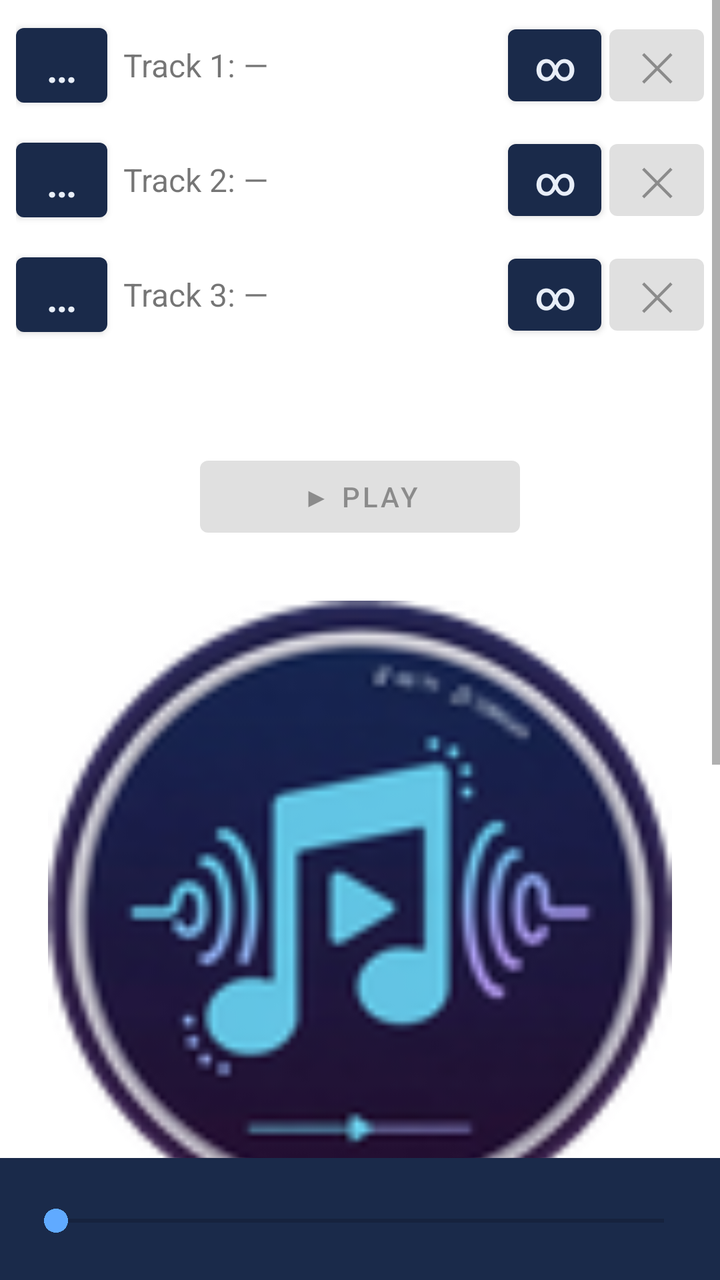
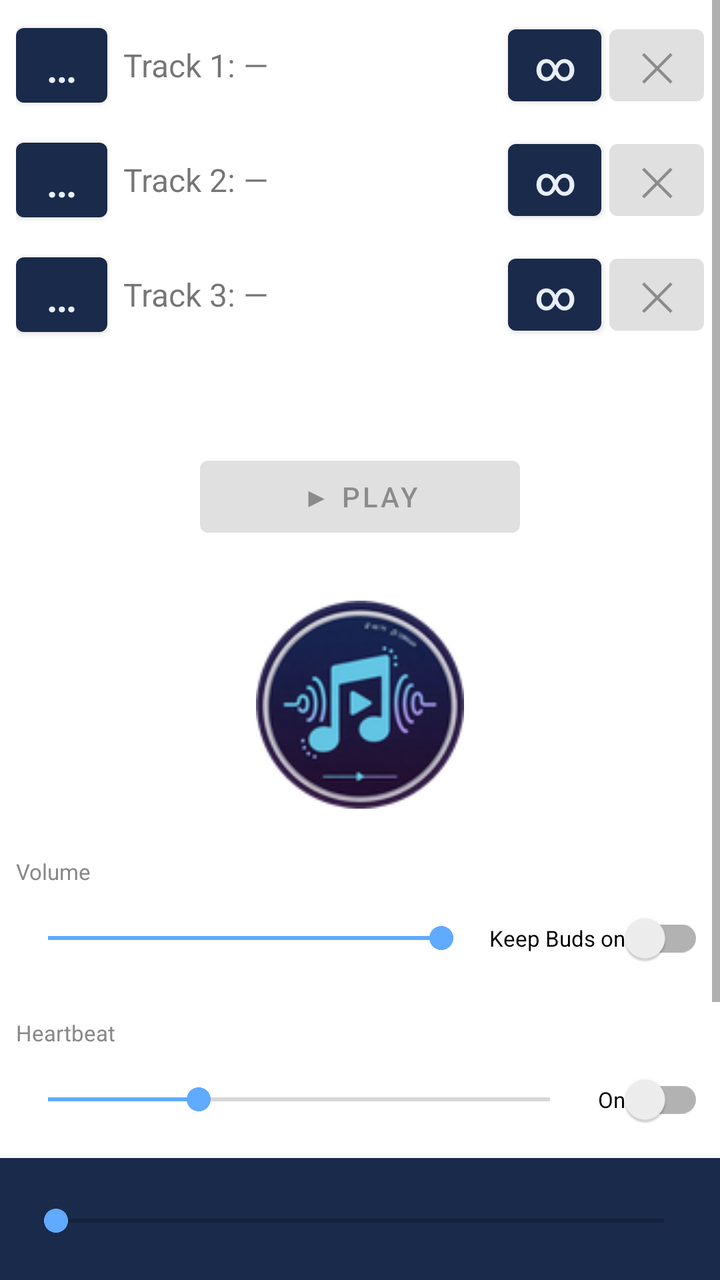

An Android layout rendered at two revisions. The XML below is the earlier revision; the diff shows what the commit changed to produce the second picture.
<!-- AndroidManifest.xml: application theme Theme.AvrcpPlayer -->
<!-- res/layout/activity_main.xml -->
<?xml version="1.0" encoding="utf-8"?>
<RelativeLayout xmlns:android="http://schemas.android.com/apk/res/android"
    android:layout_width="match_parent"
    android:layout_height="match_parent">

    <ScrollView
        android:layout_width="match_parent"
        android:layout_height="match_parent"
        android:layout_above="@id/statusBar"
        android:fillViewport="true">

        <LinearLayout
            android:layout_width="match_parent"
            android:layout_height="match_parent"
            android:orientation="vertical"
            android:padding="8dp">

            
            <LinearLayout
                android:layout_width="match_parent"
                android:layout_height="wrap_content"
                android:orientation="horizontal"
                android:gravity="center_vertical"
                android:layout_marginBottom="8dp">

                <Button
                    android:id="@+id/btnAddTrack0"
                    android:layout_width="wrap_content"
                    android:layout_height="wrap_content"
                    android:text="…"
                    android:textSize="22sp"
                    android:minWidth="0dp"
                    android:paddingHorizontal="14dp"
                    android:layout_marginEnd="8dp" />

                <TextView
                    android:id="@+id/tvTrack0"
                    android:layout_width="0dp"
                    android:layout_height="wrap_content"
                    android:layout_weight="1"
                    android:text="Track 1: —"
                    android:textSize="16sp" />

                <Button
                    android:id="@+id/btnRepeat0"
                    android:layout_width="wrap_content"
                    android:layout_height="wrap_content"
                    android:text="∞"
                    android:textSize="20sp"
                    android:minWidth="0dp"
                    android:paddingHorizontal="12dp"
                    android:layout_marginEnd="4dp" />

                <Button
                    android:id="@+id/btnRemoveTrack0"
                    android:layout_width="wrap_content"
                    android:layout_height="wrap_content"
                    android:text="@string/btn_remove"
                    android:textSize="20sp"
                    android:minWidth="0dp"
                    android:paddingHorizontal="14dp"
                    android:enabled="false" />
            </LinearLayout>

            
            <LinearLayout
                android:layout_width="match_parent"
                android:layout_height="wrap_content"
                android:orientation="horizontal"
                android:gravity="center_vertical"
                android:layout_marginBottom="8dp">

                <Button
                    android:id="@+id/btnAddTrack1"
                    android:layout_width="wrap_content"
                    android:layout_height="wrap_content"
                    android:text="…"
                    android:textSize="22sp"
                    android:minWidth="0dp"
                    android:paddingHorizontal="14dp"
                    android:layout_marginEnd="8dp" />

                <TextView
                    android:id="@+id/tvTrack1"
                    android:layout_width="0dp"
                    android:layout_height="wrap_content"
                    android:layout_weight="1"
                    android:text="Track 2: —"
                    android:textSize="16sp" />

                <Button
                    android:id="@+id/btnRepeat1"
                    android:layout_width="wrap_content"
                    android:layout_height="wrap_content"
                    android:text="∞"
                    android:textSize="20sp"
                    android:minWidth="0dp"
                    android:paddingHorizontal="12dp"
                    android:layout_marginEnd="4dp" />

                <Button
                    android:id="@+id/btnRemoveTrack1"
                    android:layout_width="wrap_content"
                    android:layout_height="wrap_content"
                    android:text="@string/btn_remove"
                    android:textSize="20sp"
                    android:minWidth="0dp"
                    android:paddingHorizontal="14dp"
                    android:enabled="false" />
            </LinearLayout>

            
            <LinearLayout
                android:layout_width="match_parent"
                android:layout_height="wrap_content"
                android:orientation="horizontal"
                android:gravity="center_vertical"
                android:layout_marginBottom="8dp">

                <Button
                    android:id="@+id/btnAddTrack2"
                    android:layout_width="wrap_content"
                    android:layout_height="wrap_content"
                    android:text="…"
                    android:textSize="22sp"
                    android:minWidth="0dp"
                    android:paddingHorizontal="14dp"
                    android:layout_marginEnd="8dp" />

                <TextView
                    android:id="@+id/tvTrack2"
                    android:layout_width="0dp"
                    android:layout_height="wrap_content"
                    android:layout_weight="1"
                    android:text="Track 3: —"
                    android:textSize="16sp" />

                <Button
                    android:id="@+id/btnRepeat2"
                    android:layout_width="wrap_content"
                    android:layout_height="wrap_content"
                    android:text="∞"
                    android:textSize="20sp"
                    android:minWidth="0dp"
                    android:paddingHorizontal="12dp"
                    android:layout_marginEnd="4dp" />

                <Button
                    android:id="@+id/btnRemoveTrack2"
                    android:layout_width="wrap_content"
                    android:layout_height="wrap_content"
                    android:text="@string/btn_remove"
                    android:textSize="20sp"
                    android:minWidth="0dp"
                    android:paddingHorizontal="14dp"
                    android:enabled="false" />
            </LinearLayout>

            
            <TextView
                android:id="@+id/tvSlot"
                android:layout_width="match_parent"
                android:layout_height="wrap_content"
                android:text=""
                android:textSize="11sp"
                android:textColor="#888888"
                android:gravity="center" />

            <TextView
                android:id="@+id/tvNowPlaying"
                android:layout_width="match_parent"
                android:layout_height="wrap_content"
                android:text="@string/now_playing_none"
                android:textSize="16sp"
                android:gravity="center"
                android:layout_marginBottom="8dp" />

            <Button
                android:id="@+id/btnPlayPause"
                android:layout_width="160dp"
                android:layout_height="wrap_content"
                android:text="@string/btn_play"
                android:enabled="false"
                android:layout_gravity="center_horizontal"
                android:layout_marginBottom="12dp" />

            <ImageView
                android:id="@+id/imgLogo"
                android:layout_width="match_parent"
                android:layout_height="0dp"
                android:layout_weight="1"
                android:src="@mipmap/ic_launcher"
                android:scaleType="fitCenter"
                android:adjustViewBounds="true"
                android:padding="16dp"
                android:contentDescription="@string/app_name" />

            
            <TextView
                android:layout_width="match_parent"
                android:layout_height="wrap_content"
                android:text="@string/volume_label"
                android:textSize="11sp"
                android:textColor="#888888"
                android:layout_marginTop="8dp"
                android:layout_marginBottom="2dp" />

            <LinearLayout
                android:layout_width="match_parent"
                android:layout_height="wrap_content"
                android:orientation="horizontal"
                android:gravity="center_vertical"
                android:layout_marginBottom="8dp">

                <SeekBar
                    android:id="@+id/volumeSlider"
                    android:layout_width="0dp"
                    android:layout_height="wrap_content"
                    android:layout_weight="1"
                    android:max="100"
                    android:progress="100"
                    android:progressTint="#60aaff"
                    android:thumbTint="#60aaff" />

                <androidx.appcompat.widget.SwitchCompat
                    android:id="@+id/switchKeepAlive"
                    android:layout_width="wrap_content"
                    android:layout_height="wrap_content"
                    android:text="@string/keep_buds_on"
                    android:textSize="11sp"
                    android:layout_marginStart="8dp" />
            </LinearLayout>

            
            <TextView
                android:layout_width="match_parent"
                android:layout_height="wrap_content"
                android:text="@string/heartbeat_label"
                android:textSize="11sp"
                android:textColor="#888888"
                android:layout_marginTop="8dp"
                android:layout_marginBottom="2dp" />

            <LinearLayout
                android:layout_width="match_parent"
                android:layout_height="wrap_content"
                android:orientation="horizontal"
                android:gravity="center_vertical"
                android:layout_marginBottom="8dp">

                <SeekBar
                    android:id="@+id/sliderHeartbeat"
                    android:layout_width="0dp"
                    android:layout_height="wrap_content"
                    android:layout_weight="1"
                    android:max="100"
                    android:progress="30"
                    android:progressTint="#60aaff"
                    android:thumbTint="#60aaff" />

                <androidx.appcompat.widget.SwitchCompat
                    android:id="@+id/switchHeartbeat"
                    android:layout_width="wrap_content"
                    android:layout_height="wrap_content"
                    android:text="@string/heartbeat_on"
                    android:textSize="11sp"
                    android:layout_marginStart="8dp" />
            </LinearLayout>

            
            <TextView
                android:id="@+id/tvHeartbeatBpm"
                android:layout_width="match_parent"
                android:layout_height="wrap_content"
                android:text="40 BPM"
                android:textSize="11sp"
                android:textColor="#888888"
                android:layout_marginTop="4dp"
                android:layout_marginBottom="2dp" />

            <SeekBar
                android:id="@+id/sliderHeartbeatBpm"
                android:layout_width="match_parent"
                android:layout_height="wrap_content"
                android:max="30"
                android:progress="10"
                android:progressTint="#60aaff"
                android:thumbTint="#60aaff"
                android:layout_marginBottom="8dp" />

            
            <TextView
                android:layout_width="match_parent"
                android:layout_height="wrap_content"
                android:text="@string/settings_eq_label"
                android:textSize="11sp"
                android:textColor="#888888"
                android:layout_marginTop="8dp"
                android:layout_marginBottom="2dp" />

            <HorizontalScrollView
                android:layout_width="match_parent"
                android:layout_height="wrap_content"
                android:scrollbars="none"
                android:layout_marginBottom="8dp">

                <LinearLayout
                    android:id="@+id/eqContainer"
                    android:layout_width="wrap_content"
                    android:layout_height="wrap_content"
                    android:orientation="horizontal" />
            </HorizontalScrollView>

        </LinearLayout>
    </ScrollView>

    
    <LinearLayout
        android:id="@+id/statusBar"
        android:layout_width="match_parent"
        android:layout_height="wrap_content"
        android:layout_alignParentBottom="true"
        android:orientation="vertical"
        android:background="#1a2a4a"
        android:paddingHorizontal="12dp"
        android:paddingTop="4dp"
        android:paddingBottom="4dp">

        <TextView
            android:id="@+id/tvStatusTitle"
            android:layout_width="match_parent"
            android:layout_height="wrap_content"
            android:text="@string/now_playing_none"
            android:textColor="#ffffff"
            android:textSize="12sp"
            android:singleLine="true"
            android:ellipsize="end"
            android:layout_marginBottom="2dp" />

        <SeekBar
            android:id="@+id/seekBar"
            android:layout_width="match_parent"
            android:layout_height="wrap_content"
            android:enabled="false"
            android:progressTint="#60aaff"
            android:thumbTint="#60aaff"
            android:layout_marginBottom="2dp" />

        <LinearLayout
            android:layout_width="match_parent"
            android:layout_height="wrap_content"
            android:orientation="horizontal">

            <TextView
                android:id="@+id/tvPosition"
                android:layout_width="0dp"
                android:layout_height="wrap_content"
                android:layout_weight="1"
                android:text=""
                android:textColor="#aaccff"
                android:textSize="11sp" />

            <TextView
                android:id="@+id/tvRemaining"
                android:layout_width="0dp"
                android:layout_height="wrap_content"
                android:layout_weight="1"
                android:gravity="center"
                android:text=""
                android:textColor="#aaccff"
                android:textSize="11sp" />

            <TextView
                android:id="@+id/tvDuration"
                android:layout_width="0dp"
                android:layout_height="wrap_content"
                android:layout_weight="1"
                android:gravity="end"
                android:text=""
                android:textColor="#aaccff"
                android:textSize="11sp" />

        </LinearLayout>
    </LinearLayout>

</RelativeLayout>
<!-- resources referenced by this layout -->
<resources>
  <!-- mipmap ic_launcher: png bitmap (mipmap-hdpi, 5773 bytes) -->
  <string name="app_name">BudsPlay</string>
  <string name="btn_play">▶  Play</string>
  <string name="btn_remove">✕</string>
  <string name="heartbeat_label">Heartbeat</string>
  <string name="heartbeat_on">On</string>
  <string name="keep_buds_on">Keep Buds on</string>
  <string name="now_playing_none" />
  <string name="settings_eq_label">Equalizer</string>
  <string name="volume_label">Volume</string>
  <style name="Theme.AvrcpPlayer" parent="Theme.MaterialComponents.DayNight.DarkActionBar">
          <item name="colorPrimary">#1a2a4a</item>
          <item name="colorPrimaryVariant">#2a4a7a</item>
          <item name="colorOnPrimary">#e8eef8</item>
      </style>
</resources>

<!-- the commit's change to res/layout/activity_main.xml (unified diff, before → after) -->
@@ -11,7 +11,7 @@
 
         <LinearLayout
             android:layout_width="match_parent"
-            android:layout_height="match_parent"
+            android:layout_height="wrap_content"
             android:orientation="vertical"
             android:padding="8dp">
 
@@ -186,13 +186,14 @@
 
             <ImageView
                 android:id="@+id/imgLogo"
-                android:layout_width="match_parent"
-                android:layout_height="0dp"
-                android:layout_weight="1"
+                android:layout_width="120dp"
+                android:layout_height="120dp"
+                android:layout_gravity="center_horizontal"
+                android:layout_marginTop="8dp"
+                android:layout_marginBottom="8dp"
                 android:src="@mipmap/ic_launcher"
                 android:scaleType="fitCenter"
-                android:adjustViewBounds="true"
-                android:padding="16dp"
+                android:padding="8dp"
                 android:contentDescription="@string/app_name" />
 
             
